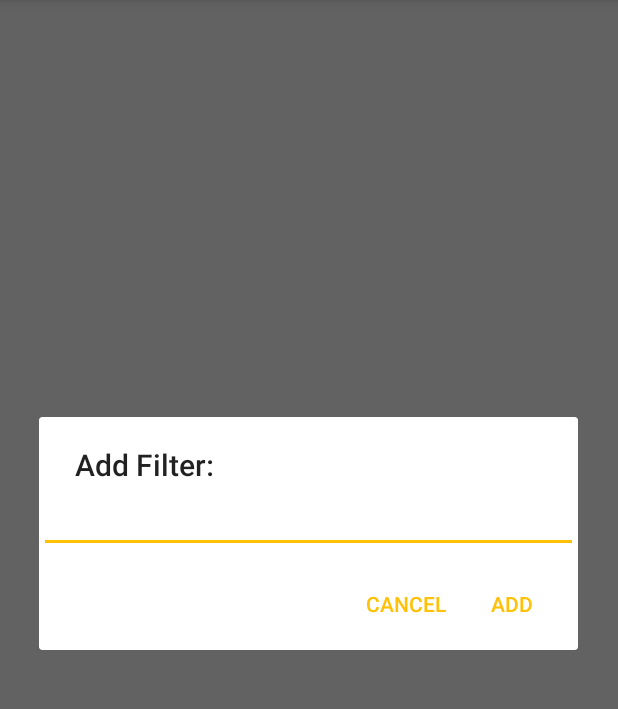
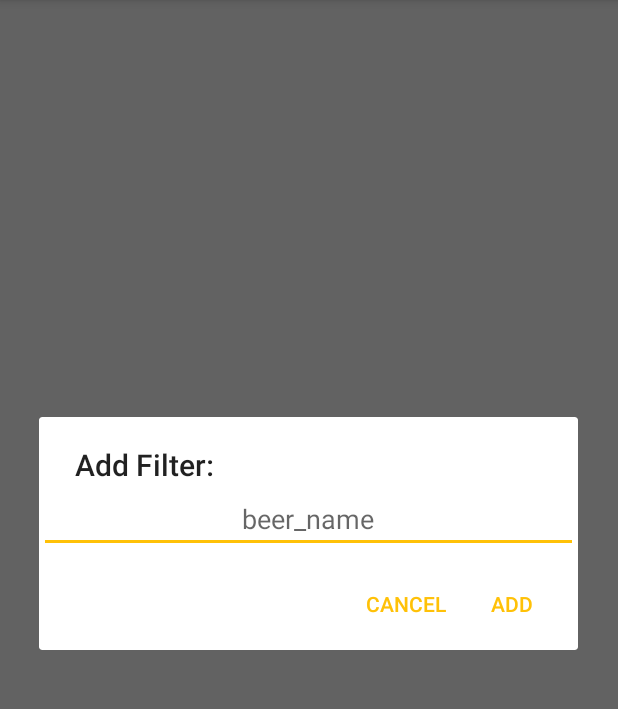
Before and after one commit to paggcerto-sa/desafios, an Android app: the screen it shows after launch (BeerListActivity), after a tap on "Beer Name", on a phone screen of 412 x 824 dp, the part 84-793 px from its top. Run offline under Robolectric (Android 15) with nearby library versions, the phone set to English and light mode, and no system bars; our stand-ins replace Volley; libraries missing offline, so code that uses them is left out: com.github.pwittchen.infinitescroll; network calls fail; 1 statement that could not run was skipped; 2 other taps on this screen came first.

Commit message:
Texto para quando as listas estiverem vazias e alguns comentários adicionados.

```diff
--- a/app/src/main/java/com/elder/cervejeirossa/app/beerList/BeerListActivity.java
+++ b/app/src/main/java/com/elder/cervejeirossa/app/beerList/BeerListActivity.java
@@ -18,9 +18,12 @@ import android.text.InputType;
 import android.view.Gravity;
 import android.view.Menu;
 import android.view.MenuItem;
+import android.view.View;
+import android.view.WindowManager;
 import android.view.inputmethod.InputMethodManager;
 import android.widget.EditText;
 import android.widget.LinearLayout;
+import android.widget.TextView;
 import android.widget.Toast;
 
 import com.elder.cervejeirossa.R;
@@ -37,6 +40,7 @@ public class BeerListActivity extends AppCompatActivity implements NavigationVie
     protected RecyclerView recyclerView;
     protected SwipeRefreshLayout swipe;
     protected NavigationView navView;
+    protected TextView textNoResults;
     private DrawerLayout drawer;
     private Toolbar toolbar;
 
@@ -99,12 +103,12 @@ public class BeerListActivity extends AppCompatActivity implements NavigationVie
     public boolean onNavigationItemSelected(MenuItem item) {
         // Handle navigation view item clicks here.
 
-        if(item.isChecked()){
+        if (item.isChecked()) {
 
             presenter.removeFilter(item.getOrder());
             item.setChecked(false);
 
-        }else{
+        } else {
 
             switch (item.getItemId()) {
 
@@ -129,9 +133,9 @@ public class BeerListActivity extends AppCompatActivity implements NavigationVie
                     break;
             }
 
-            drawer.closeDrawer(GravityCompat.START);
         }
 
+        drawer.closeDrawer(GravityCompat.START);
         return true;
 
     }
@@ -160,6 +164,7 @@ public class BeerListActivity extends AppCompatActivity implements NavigationVie
         toggle.syncState();
         navView = (NavigationView) findViewById(R.id.nav_view);
         navView.setNavigationItemSelectedListener(this);
+        textNoResults = (TextView) findViewById(R.id.textNoResults);
     }
 
     /* Implementação dos Métodos da Interface BeerListView  */
@@ -177,6 +182,11 @@ public class BeerListActivity extends AppCompatActivity implements NavigationVie
     @Override
     public void setItens(List<Beer> beerList) {
         recyclerView.swapAdapter(new BeersAdapter(this, beerList), false);
+        if(beerList.size() > 0){
+            textNoResults.setVisibility(View.GONE);
+        }else{
+            textNoResults.setVisibility(View.VISIBLE);
+        }
     }
 
     @Override
@@ -193,6 +203,7 @@ public class BeerListActivity extends AppCompatActivity implements NavigationVie
 
     }
 
+    /* Diálogo para usuário digitar o texto do filtro escolhido  */
     @Override
     public void callFilterTextDialog(final String parameter, final MenuItem item) {
 
@@ -202,6 +213,7 @@ public class BeerListActivity extends AppCompatActivity implements NavigationVie
         final EditText input = new EditText(this);
         input.setGravity(Gravity.CENTER);
         input.setInputType(InputType.TYPE_CLASS_TEXT);
+        input.setHint(parameter);
         builder.setView(input);
 
         builder.setPositiveButton("Add", new DialogInterface.OnClickListener() {
@@ -209,7 +221,7 @@ public class BeerListActivity extends AppCompatActivity implements NavigationVie
             public void onClick(DialogInterface dialog, int which) {
                 String filterText = input.getText().toString();
 
-                if(filterText.length() > 0){
+                if (filterText.length() > 0) {
 
                     Filter filter = new Filter(parameter, filterText);
                     presenter.addFilter(filter, item.getOrder());
@@ -225,11 +237,7 @@ public class BeerListActivity extends AppCompatActivity implements NavigationVie
             }
         });
 
+
         builder.show();
-        InputMethodManager inputMethodManager =
-                (InputMethodManager)getSystemService(Context.INPUT_METHOD_SERVICE);
-        inputMethodManager.toggleSoftInputFromWindow(
-                new LinearLayout(this).getApplicationWindowToken(),
-                InputMethodManager.SHOW_FORCED, 0);
     }
 }
--- a/app/src/main/java/com/elder/cervejeirossa/helpers/ApiService.java
+++ b/app/src/main/java/com/elder/cervejeirossa/helpers/ApiService.java
@@ -44,7 +44,6 @@ public class ApiService {
 
         }
 
-        System.out.println(sb.toString());
         return sb.toString().replaceAll(" ", "%20");
 
     }
--- a/app/src/main/res/layout/activity_beer_list.xml
+++ b/app/src/main/res/layout/activity_beer_list.xml
@@ -14,6 +14,18 @@
         android:layout_height="match_parent"
         app:layout_behavior="@string/appbar_scrolling_view_behavior"
         tools:context=".app.beerList.BeerListActivity">
+
+        <TextView
+            android:layout_width="match_parent"
+            android:layout_height="wrap_content"
+            android:gravity="center"
+            android:textColor="@color/dark_grey"
+            android:text="@string/no_results"
+            android:fontFamily="sans-serif-condensed"
+            android:textSize="18sp"
+            android:id="@+id/textNoResults"
+            android:visibility="gone"
+            android:layout_centerVertical="true"/>
 
         <android.support.design.widget.AppBarLayout
             android:id="@+id/appBarBase"
@@ -45,6 +57,8 @@
 
         </android.support.v4.widget.SwipeRefreshLayout>
 
+
+
     </RelativeLayout>
 
     <android.support.design.widget.NavigationView
--- a/app/src/main/res/values/strings.xml
+++ b/app/src/main/res/values/strings.xml
@@ -108,4 +108,6 @@
     <string name="malt_name">Malt Name</string>
     <string name="navigation_drawer_open">Open Filters</string>
     <string name="navigation_drawer_close">Close Filters</string>
+    <string name="no_results">No Results.</string>
+    <string name="no_favorites">No Favorites.</string>
 </resources>
```
Also changed, not shown: app/src/main/java/com/elder/cervejeirossa/app/favoriteList/FavoriteListActivity.java (+17 -11 lines), app/src/main/res/layout/activity_favorite_list.xml (+16 -6 lines).
